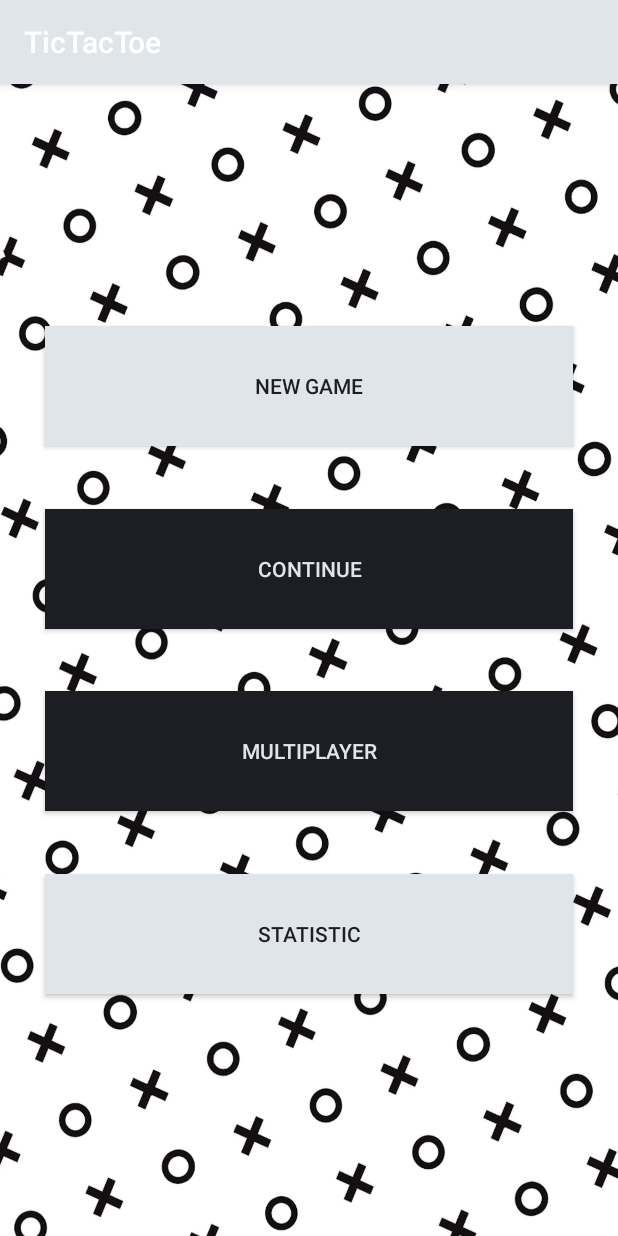
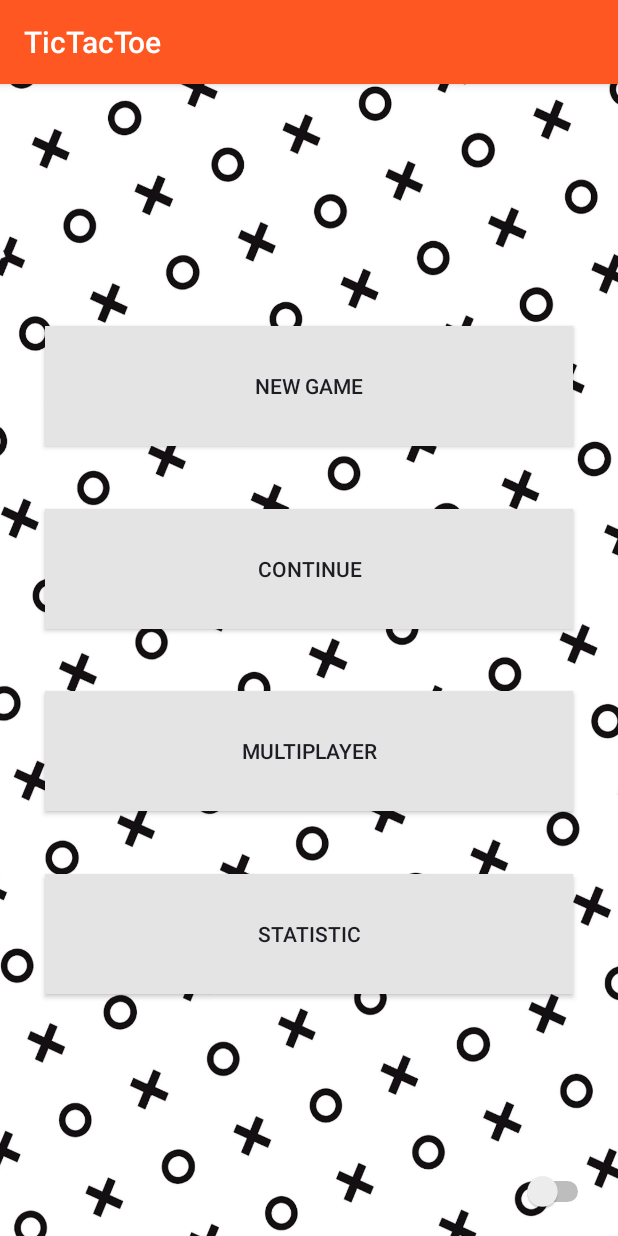
Before and after one commit to LLDay/TicTacToe, an Android app: the screen it shows after launch (MainMenu), on a phone screen of 412 x 824 dp. Run offline under Robolectric (Android 15) with nearby library versions, the phone set to English and light mode, and no system bars.

Commit message:
Add dark mode

```diff
--- a/app/src/main/java/com/example/tictactoe/MainMenu.kt
+++ b/app/src/main/java/com/example/tictactoe/MainMenu.kt
@@ -1,17 +1,46 @@
 package com.example.tictactoe
 
 import android.content.Intent
+import android.content.Intent.FLAG_ACTIVITY_NO_ANIMATION
+import android.content.Intent.FLAG_ACTIVITY_NO_HISTORY
 import androidx.appcompat.app.AppCompatActivity
 import android.os.Bundle
 import android.widget.Button
+import android.widget.Switch
+import androidx.appcompat.app.AppCompatDelegate
 import com.example.tictactoe.logic.LocalPlayer
 
 class MainMenu : AppCompatActivity() {
 
     override fun onCreate(savedInstanceState: Bundle?) {
+        // night mode
+        if (AppCompatDelegate.getDefaultNightMode() == AppCompatDelegate.MODE_NIGHT_YES)
+            setTheme(R.style.DarkTheme)
+        else
+            setTheme(R.style.AppTheme)
+
+        // init
         super.onCreate(savedInstanceState)
         setContentView(R.layout.main_menu_layout)
 
+        // night move
+        val switch = findViewById<Switch>(R.id.switch_mode)
+
+        switch.isChecked = AppCompatDelegate.getDefaultNightMode() == AppCompatDelegate.MODE_NIGHT_YES
+
+        switch.setOnCheckedChangeListener { _, isChecked ->
+            if (isChecked)
+                AppCompatDelegate.setDefaultNightMode(AppCompatDelegate.MODE_NIGHT_YES)
+            else
+                AppCompatDelegate.setDefaultNightMode(AppCompatDelegate.MODE_NIGHT_NO)
+
+//            val restartIntent = Intent(applicationContext, MainMenu::class.java)
+//            startActivity(restartIntent)
+//            finish()
+            recreate()
+        }
+
+        // buttons
         findViewById<Button>(R.id.new_game_button).setOnClickListener {
             val players = Bundle()
             val player = LocalPlayer()
@@ -23,5 +52,8 @@ class MainMenu : AppCompatActivity() {
 //            intent.putExtra("players", players)
             startActivity(intent)
         }
+
+
+
     }
 }
--- a/app/src/main/res/layout/field.xml
+++ b/app/src/main/res/layout/field.xml
@@ -3,7 +3,7 @@
     android:layout_width="match_parent"
     android:layout_height="match_parent"
     android:id="@+id/field"
-    android:background="@drawable/background_light"
+    android:background="?backgroundColor"
     android:padding="5dp"
     android:layout_margin="0dp"
     android:orientation="vertical">
--- a/app/src/main/res/layout/main_menu_layout.xml
+++ b/app/src/main/res/layout/main_menu_layout.xml
@@ -4,10 +4,10 @@
     xmlns:tools="http://schemas.android.com/tools"
     android:layout_width="match_parent"
     android:layout_height="match_parent"
-    android:background="@drawable/menu_background_light">
+    android:background="?menuBackground">
 
     <Button
-        style="@style/LightMenuButton"
+        style="@style/MenuButton"
         android:id="@+id/new_game_button"
         android:layout_width="match_parent"
         android:layout_marginTop="120dp"
@@ -20,7 +20,7 @@
 
     <Button
         android:id="@+id/settings_button"
-        style="@style/LightMenuButton"
+        style="@style/MenuButton"
         android:layout_width="match_parent"
         android:layout_marginBottom="120dp"
         android:text="STATISTIC"
@@ -29,7 +29,7 @@
         tools:layout_editor_absoluteX="30dp" />
 
     <Button
-        style="@style/DarkMenuButton"
+        style="@style/MenuButton"
         android:id="@+id/continue_button"
         android:layout_width="match_parent"
         android:text="Continue"
@@ -40,7 +40,7 @@
         app:layout_constraintTop_toBottomOf="@+id/new_game_button" />
 
     <Button
-        style="@style/DarkMenuButton"
+        style="@style/MenuButton"
         android:id="@+id/multiplayer_button"
         android:layout_width="match_parent"
         android:text="Multiplayer"
@@ -50,4 +50,14 @@
         app:layout_constraintStart_toStartOf="@+id/settings_button"
         app:layout_constraintTop_toBottomOf="@+id/continue_button" />
 
+    <Switch
+        android:id="@+id/switch_mode"
+        android:layout_width="wrap_content"
+        android:layout_height="wrap_content"
+        android:layout_marginEnd="16dp"
+        android:layout_marginRight="16dp"
+        android:layout_marginBottom="16dp"
+        app:layout_constraintBottom_toBottomOf="parent"
+        app:layout_constraintEnd_toEndOf="parent" />
+
 </androidx.constraintlayout.widget.ConstraintLayout>
--- a/app/src/main/res/layout/session_layout.xml
+++ b/app/src/main/res/layout/session_layout.xml
@@ -4,7 +4,8 @@
     xmlns:tools="http://schemas.android.com/tools"
     android:layout_width="match_parent"
     android:layout_height="match_parent"
-    tools:context=".GameActivity">
+    tools:context=".GameActivity"
+    android:background="?backgroundColor">
     <fragment
         android:id="@+id/field"
         android:name="com.example.tictactoe.guielems.Field"
--- a/app/src/main/res/values/colors.xml
+++ b/app/src/main/res/values/colors.xml
@@ -3,4 +3,12 @@
     <color name="colorDark">#1D1D24</color>
     <color name="colorLight">#E0E5E9</color>
     <color name="colorWhite">#FFFFFF</color>
+    <color name="primaryLight">#FF5722</color>
+    <color name="primaryLightD">#A74A30</color>
+    <color name="primaryDark">#223D53</color>
+    <color name="primaryDarkD">#142430</color>
+    <color name="backgroundLight">#E4E4E4</color>
+    <color name="backgroundDark">#202F3F</color>
+    <color name="fieldLight">#E0E5E9</color>
+    <color name="fieldDark">#333338</color>
 </resources>
--- a/app/src/main/res/values/styles.xml
+++ b/app/src/main/res/values/styles.xml
@@ -1,30 +1,37 @@
 <resources>
     <style name="AppTheme" parent="Theme.AppCompat.Light.DarkActionBar">
-        <item name="colorPrimary">@color/colorLight</item>
-        <item name="colorPrimaryDark">@color/colorWhite</item>
-        <item name="menuBackground">@drawable/menu_background_dark</item>
+        <item name="android:windowAnimationStyle">@style/WindowAnimationTransition</item>
+        <item name="colorPrimary">@color/primaryLight</item>
+        <item name="colorPrimaryDark">@color/primaryLightD</item>
+        <item name="menuBackground">@drawable/menu_background_light</item>
+        <item name="textColor">@color/colorDark</item>
+        <item name="backgroundColor">@color/backgroundLight</item>
+        <item name="fieldCellColor">@color/fieldLight</item>
+        <item name="colorControlActivated">@color/primaryDark</item>
     </style>
 
     <style name="DarkTheme" parent="Theme.AppCompat.Light.DarkActionBar">
-        <item name="colorPrimary">@color/colorDark</item>
-        <item name="colorPrimaryDark">@color/colorDark</item>
+        <item name="android:windowAnimationStyle">@style/WindowAnimationTransition</item>
+        <item name="colorPrimary">@color/primaryDark</item>
+        <item name="colorPrimaryDark">@color/primaryDarkD</item>
         <item name="menuBackground">@drawable/menu_background_dark</item>
+        <item name="textColor">@color/colorLight</item>
+        <item name="backgroundColor">@color/backgroundDark</item>
+        <item name="fieldCellColor">@color/fieldDark</item>
+        <item name="colorControlActivated">@color/primaryDark</item>
+    </style>
+
+    <style name="WindowAnimationTransition">
+        <item name="android:windowEnterAnimation">@android:anim/fade_in</item>
+        <item name="android:windowExitAnimation">@android:anim/fade_out</item>
     </style>
 
     <style name="MenuButton">
         <item name="android:layout_height">80dp</item>
         <item name="android:layout_marginRight">30dp</item>
         <item name="android:layout_marginLeft">30dp</item>
-    </style>
-
-    <style name="LightMenuButton" parent="MenuButton">
-        <item name="android:textColor">@color/colorDark</item>
-        <item name="android:background">@color/colorLight</item>
-    </style>
-
-    <style name="DarkMenuButton" parent="MenuButton">
-        <item name="android:textColor">@color/colorLight</item>
-        <item name="android:background">@color/colorDark</item>
+        <item name="android:background">?backgroundColor</item>
+        <item name="android:textColor">?textColor</item>
     </style>
 
 </resources>
```
Also changed, not shown: app/src/main/AndroidManifest.xml (+7 -4 lines), app/src/main/res/values/attrs.xml (+7 -2 lines).
